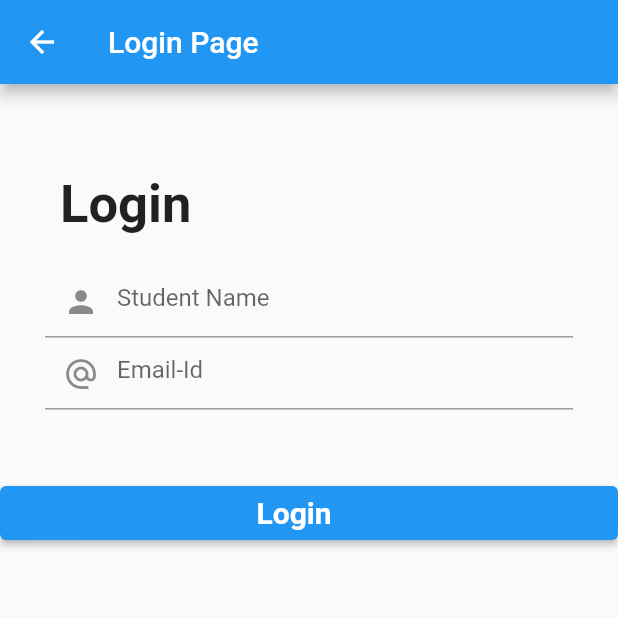
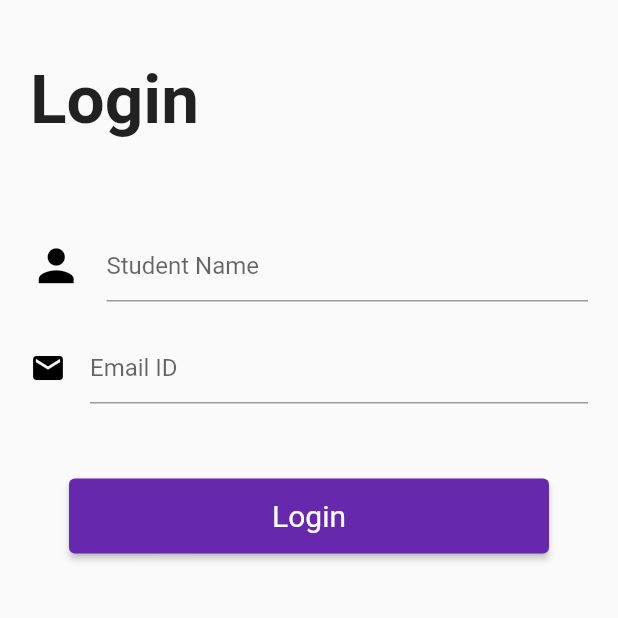
Before and after one commit to codeBurner0/liveTestAssessment, a Flutter app: the Getstarted screen opened directly, after a tap on "Get Started", on a phone screen of 412 x 824 dp, the top half of it. Run offline on Flutter 3.47's test engine with Material 2 defaults, Android fonts, the phone set to English and light mode, and no system bars; network calls fail; key blocks and very long unbroken strings in the code were emptied for the run.

Commit message:
new change

```diff
--- a/lib/Screen2.dart
+++ b/lib/Screen2.dart
@@ -1,95 +1,118 @@
 import 'package:flutter/material.dart';
 import 'package:project1/Screen3.dart';
+
+// ignore_for_file: prefer_const_literals_to_create_immutables, prefer_const_constructors
 
 class Login extends StatefulWidget {
   const Login({Key? key}) : super(key: key);
 
   @override
-  State<Login> createState() => _LoginState();
+  State<Login> createState() => _screen2State();
 }
 
-class _LoginState extends State<Login> {
-  String? name = null;
-  TextEditingController _name = new TextEditingController();
-  String? email = null;
-  TextEditingController _email = new TextEditingController();
+class _screen2State extends State<Login> {
+  var _secureText = true;
+  String? _nameError = null;
+  String? _emailError = null;
+  TextEditingController namecontroller = TextEditingController();
+  TextEditingController emailcontroller = TextEditingController();
 
   @override
   Widget build(BuildContext context) {
     return Scaffold(
-      appBar: AppBar(title: Text("Login Page")),
-      body: Container(
-        child: ListView(
-          children: [
-            Padding(
-              padding: const EdgeInsets.only(top: 60, left: 40),
-              child: Align(
-                alignment: Alignment.centerLeft,
-                child: Container(
-                  child: Text("Login",
-                      style: TextStyle(
-                        fontWeight: FontWeight.bold,
-                        fontSize: 35,
-                      )),
+      body: SafeArea(
+          child: Padding(
+              padding: const EdgeInsets.all(20.0),
+              child: ListView(children: [
+                SizedBox(
+                  height: 20,
                 ),
-              ),
-            ),
-            Padding(
-              padding: const EdgeInsets.only(top: 20, left: 30, right: 30),
-              child: TextField(
-                controller: _name,
-                decoration: InputDecoration(
-                  errorText: name,
-                  hintText: "Student Name",
-                  border: UnderlineInputBorder(),
-                  prefixIcon:
-                      IconButton(onPressed: () {}, icon: Icon(Icons.person)),
+                Text("Login",
+                    style:
+                        TextStyle(fontWeight: FontWeight.bold, fontSize: 45)),
+                SizedBox(
+                  height: 60,
                 ),
-              ),
-            ),
-            Padding(
-              padding: const EdgeInsets.only(left: 30, right: 30, bottom: 45),
-              child: TextField(
-                keyboardType: TextInputType.emailAddress,
-                decoration: InputDecoration(
-                    hintText: "Email-Id",
-                    labelStyle: TextStyle(
-                        fontWeight: FontWeight.bold,
-                        fontSize: 20,
-                        color: Color.fromARGB(255, 6, 236, 240)),
+                TextField(
+                  controller: namecontroller,
+                  decoration: InputDecoration(
+                    errorText: _nameError,
+                    icon: Icon(
+                      Icons.person,
+                      color: Colors.black,
+                      size: 35,
+                    ),
+                    hintText: "Student Name",
+                    labelStyle: TextStyle(fontSize: 20, color: Colors.blue),
                     border: UnderlineInputBorder(),
-                    prefixIcon: IconButton(
-                        onPressed: () {},
-                        icon: Icon(Icons.alternate_email_sharp))),
-              ),
-            ),
-            Container(
-              child: ElevatedButton(
-                  onPressed: () {
-                    setState(() {
-                      if (_name.text.isEmpty) {
-                        name = "Field should not be blank in Name field";
-                      } else if (_email.text.isEmpty) {
-                        email = "Field should not be blank in Email field";
-                      } else {
-                        name = null;
-                        email = null;
-                        Navigator.push(context,
-                            MaterialPageRoute(builder: (context) {
-                          return Screen3(studentname: _name.text);
-                        }));
-                      }
-                    });
-                  },
-                  child: Text("           Login               ",
-                      style: TextStyle(
-                        fontWeight: FontWeight.bold,
-                        fontSize: 20,
-                      ))),
-            )
-          ],
-        ),
-      ),
+                  ),
+                  keyboardType: TextInputType.name,
+                ),
+                SizedBox(
+                  height: 20,
+                ),
+                TextField(
+                  controller: emailcontroller,
+                  decoration: InputDecoration(
+                    errorText: _emailError,
+                    icon: Icon(
+                      Icons.mail,
+                      color: Colors.black,
+                    ),
+                    hintText: "Email ID",
+                    labelStyle: TextStyle(fontSize: 20, color: Colors.blue),
+                    border: UnderlineInputBorder(),
+                  ),
+                  keyboardType: TextInputType.emailAddress,
+                  obscureText: _secureText,
+                ),
+                SizedBox(
+                  height: 50,
+                ),
+                Center(
+                  child: Container(
+                    child: SizedBox(
+                      width: 320,
+                      height: 50,
+                      child: ElevatedButton(
+                        style: ElevatedButton.styleFrom(
+                          textStyle: const TextStyle(fontSize: 20),
+                          primary: const Color.fromARGB(255, 102, 40, 172),
+                          fixedSize: const Size(200, 20),
+                        ),
+                        onPressed: () {
+                          final name = namecontroller.text;
+                          final email = emailcontroller.text;
+                          if (name.isEmpty || email.isEmpty) {
+                            showDialog(
+                              context: context,
+                              builder: (context) {
+                                return AlertDialog(
+                                  title: const Text("Failed"),
+                                  content: const Text("Field cannot be empty"),
+                                  actions: [
+                                    TextButton(
+                                        onPressed: () {
+                                          Navigator.pop(context);
+                                        },
+                                        child: const Text("OK"))
+                                  ],
+                                );
+                              },
+                            );
+                          } else {
+                            Navigator.push(context,
+                                MaterialPageRoute(builder: (conetext) {
+                              return Screen3(studentname: namecontroller.text);
+                            }));
+                          }
+                        },
+                        child: const Text('Login'),
+                      ),
+                    ),
+                  ),
+                )
+              ]))),
     );
   }
 }
--- a/lib/main.dart
+++ b/lib/main.dart
@@ -5,6 +5,6 @@ import 'package:project1/Screen3.dart';
 
 void main() {
   runApp(MaterialApp(
-    home: Screen3(studentname: "Vidisha"),
+    home: Getstarted(),
   ));
 }
```
